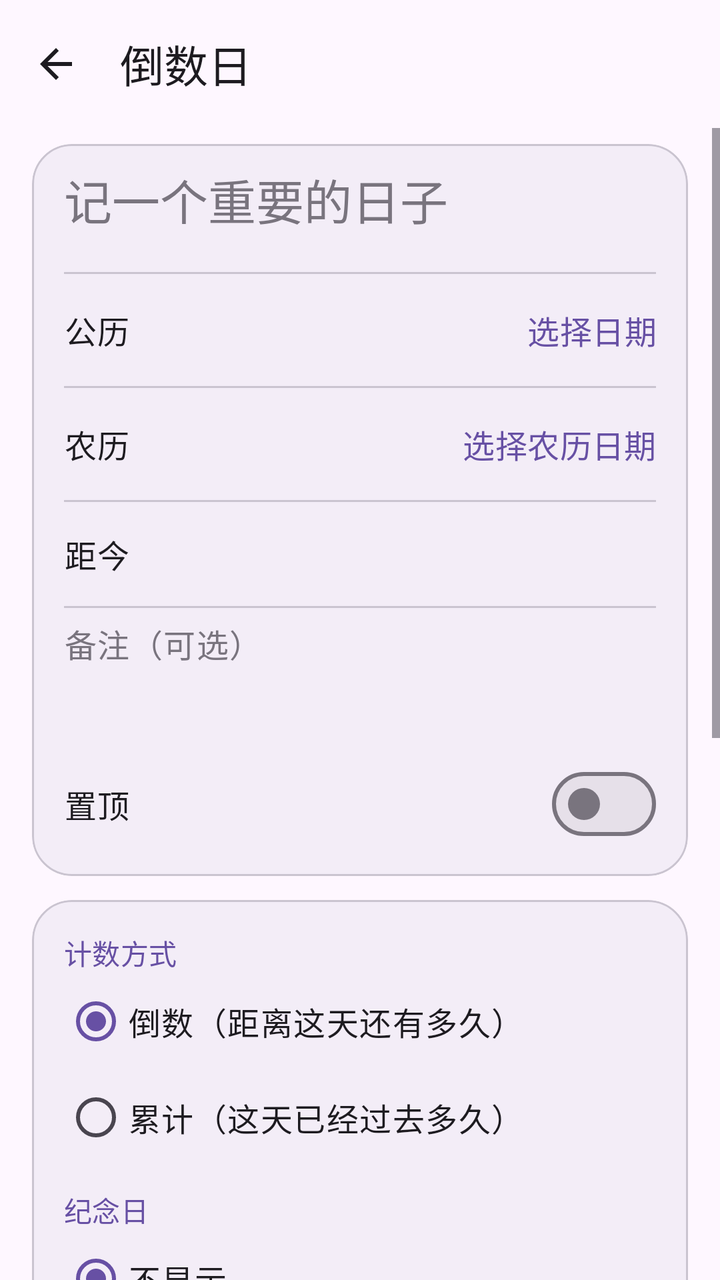
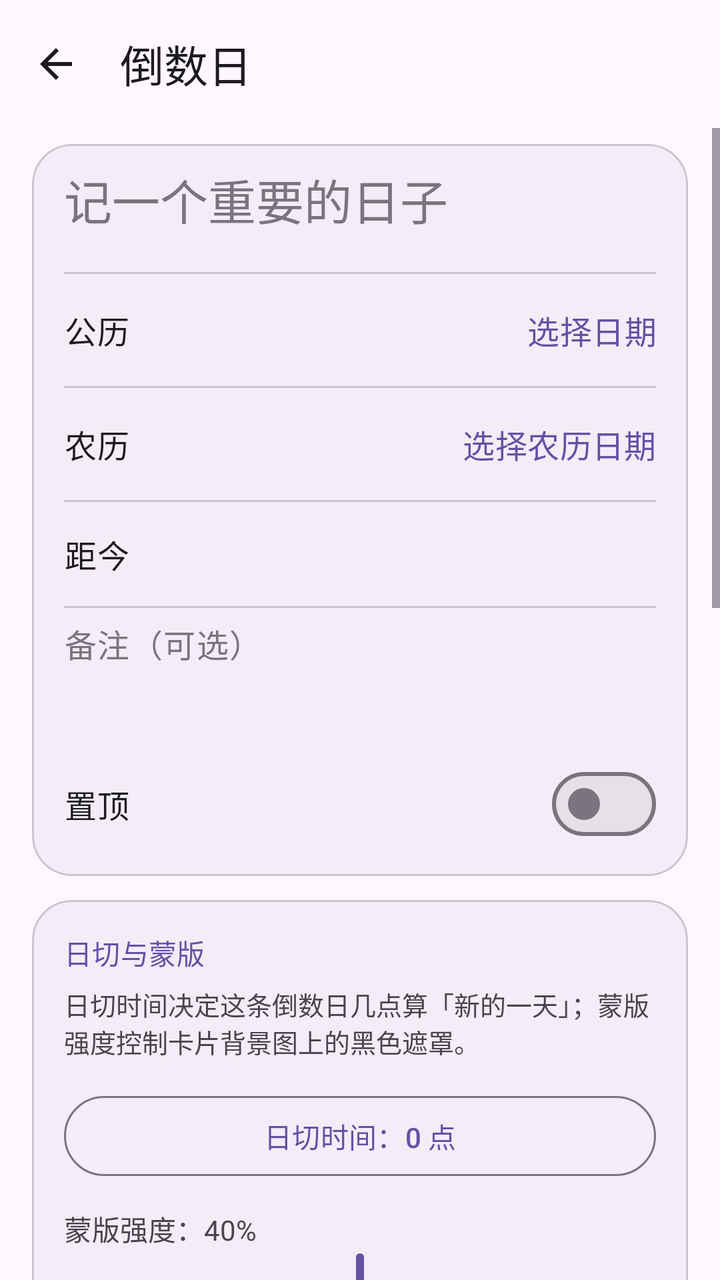

An Android layout rendered at two revisions. The XML below is the earlier revision; the diff shows what the commit changed to produce the second picture.
<!-- AndroidManifest.xml: application theme Theme.Notebook -->
<!-- res/layout/activity_countdown_edit.xml -->
<?xml version="1.0" encoding="utf-8"?>
<FrameLayout xmlns:android="http://schemas.android.com/apk/res/android"
    xmlns:app="http://schemas.android.com/apk/res-auto"
    android:id="@+id/root"
    android:layout_width="match_parent"
    android:layout_height="match_parent">

    <LinearLayout
        android:layout_width="match_parent"
        android:layout_height="match_parent"
        android:orientation="vertical">

        <com.google.android.material.appbar.MaterialToolbar
            android:id="@+id/toolbar"
            android:layout_width="match_parent"
            android:layout_height="?attr/actionBarSize"
            android:background="@android:color/transparent"
            app:navigationIcon="?attr/homeAsUpIndicator"
            app:navigationIconTint="?attr/colorOnSurface"
            app:title="倒数日"
            app:titleTextColor="?attr/colorOnSurface" />

        <ScrollView
            android:layout_width="match_parent"
            android:layout_height="0dp"
            android:layout_weight="1"
            android:clipToPadding="false"
            android:fillViewport="true">

            <LinearLayout
                android:id="@+id/content"
                android:layout_width="match_parent"
                android:layout_height="wrap_content"
                android:orientation="vertical"
                android:paddingStart="16dp"
                android:paddingTop="4dp"
                android:paddingEnd="16dp"
                android:paddingBottom="32dp">

                
                <com.google.android.material.card.MaterialCardView
                    android:id="@+id/card_basic"
                    android:layout_width="match_parent"
                    android:layout_height="wrap_content"
                    android:layout_marginTop="4dp"
                    app:cardBackgroundColor="?attr/colorSurfaceContainer"
                    app:cardCornerRadius="20dp"
                    app:cardElevation="0dp">

                    <LinearLayout
                        android:layout_width="match_parent"
                        android:layout_height="wrap_content"
                        android:orientation="vertical"
                        android:paddingStart="16dp"
                        android:paddingTop="10dp"
                        android:paddingEnd="16dp"
                        android:paddingBottom="6dp">

                        <EditText
                            android:id="@+id/et_title"
                            android:layout_width="match_parent"
                            android:layout_height="wrap_content"
                            android:background="@null"
                            android:gravity="top|start"
                            android:hint="记一个重要的日子"
                            android:inputType="textCapSentences"
                            android:maxLines="2"
                            android:minHeight="48dp"
                            android:textAppearance="?attr/textAppearanceHeadlineSmall"
                            android:textColor="?attr/colorOnSurface"
                            android:textColorHint="?attr/colorOutline"
                            android:importantForAutofill="no" />

                        <View
                            android:layout_width="match_parent"
                            android:layout_height="1dp"
                            android:layout_marginTop="6dp"
                            android:layout_marginBottom="2dp"
                            android:background="?attr/colorOutlineVariant" />

                        <LinearLayout
                            android:id="@+id/row_date"
                            android:layout_width="match_parent"
                            android:layout_height="wrap_content"
                            android:background="?attr/selectableItemBackground"
                            android:gravity="center_vertical"
                            android:minHeight="52dp"
                            android:orientation="horizontal">
                            <TextView
                                android:layout_width="0dp"
                                android:layout_height="wrap_content"
                                android:layout_weight="1"
                                android:text="公历"
                                android:textAppearance="?attr/textAppearanceBodyLarge"
                                android:textColor="?attr/colorOnSurface" />
                            <TextView
                                android:id="@+id/tv_date"
                                android:layout_width="wrap_content"
                                android:layout_height="wrap_content"
                                android:gravity="end"
                                android:maxLines="1"
                                android:text="选择日期"
                                android:textAppearance="?attr/textAppearanceTitleMedium"
                                android:textColor="?attr/colorPrimary" />
                        </LinearLayout>

                        <View
                            android:layout_width="match_parent"
                            android:layout_height="1dp"
                            android:layout_marginTop="2dp"
                            android:layout_marginBottom="2dp"
                            android:background="?attr/colorOutlineVariant" />

                        <LinearLayout
                            android:id="@+id/row_lunar"
                            android:layout_width="match_parent"
                            android:layout_height="wrap_content"
                            android:background="?attr/selectableItemBackground"
                            android:gravity="center_vertical"
                            android:minHeight="52dp"
                            android:orientation="horizontal">
                            <TextView
                                android:layout_width="0dp"
                                android:layout_height="wrap_content"
                                android:layout_weight="1"
                                android:text="农历"
                                android:textAppearance="?attr/textAppearanceBodyLarge"
                                android:textColor="?attr/colorOnSurface" />
                            <TextView
                                android:id="@+id/tv_lunar"
                                android:layout_width="wrap_content"
                                android:layout_height="wrap_content"
                                android:gravity="end"
                                android:maxLines="1"
                                android:text="选择农历日期"
                                android:textAppearance="?attr/textAppearanceTitleMedium"
                                android:textColor="?attr/colorPrimary" />
                        </LinearLayout>

                        <View
                            android:layout_width="match_parent"
                            android:layout_height="1dp"
                            android:layout_marginTop="2dp"
                            android:layout_marginBottom="2dp"
                            android:background="?attr/colorOutlineVariant" />

                        <LinearLayout
                            android:id="@+id/row_days"
                            android:layout_width="match_parent"
                            android:layout_height="wrap_content"
                            android:gravity="center_vertical"
                            android:minHeight="48dp"
                            android:orientation="horizontal">
                            <TextView
                                android:layout_width="0dp"
                                android:layout_height="wrap_content"
                                android:layout_weight="1"
                                android:text="距今"
                                android:textAppearance="?attr/textAppearanceBodyLarge"
                                android:textColor="?attr/colorOnSurface" />
                            <TextView
                                android:id="@+id/tv_elapsed"
                                android:layout_width="wrap_content"
                                android:layout_height="wrap_content"
                                android:gravity="end"
                                android:maxLines="1"
                                android:textAppearance="?attr/textAppearanceTitleMedium"
                                android:textColor="?attr/colorOnSurfaceVariant" />
                        </LinearLayout>

                        <View
                            android:layout_width="match_parent"
                            android:layout_height="1dp"
                            android:layout_marginTop="2dp"
                            android:layout_marginBottom="6dp"
                            android:background="?attr/colorOutlineVariant" />

                        <EditText
                            android:id="@+id/et_note"
                            android:layout_width="match_parent"
                            android:layout_height="wrap_content"
                            android:background="@null"
                            android:gravity="top|start"
                            android:hint="备注（可选）"
                            android:inputType="textCapSentences|textMultiLine"
                            android:maxLines="4"
                            android:minHeight="60dp"
                            android:textAppearance="?attr/textAppearanceBodyLarge"
                            android:textColor="?attr/colorOnSurface"
                            android:textColorHint="?attr/colorOutline"
                            android:importantForAutofill="no" />

                        <com.google.android.material.materialswitch.MaterialSwitch
                            android:id="@+id/sw_pinned"
                            android:layout_width="match_parent"
                            android:layout_height="wrap_content"
                            android:layout_marginTop="8dp"
                            android:layout_marginBottom="6dp"
                            android:text="置顶"
                            android:textAppearance="?attr/textAppearanceBodyLarge" />
                    </LinearLayout>
                </com.google.android.material.card.MaterialCardView>

                
                <com.google.android.material.card.MaterialCardView
                    android:id="@+id/card_rule"
                    android:layout_width="match_parent"
                    android:layout_height="wrap_content"
                    android:layout_marginTop="12dp"
                    app:cardBackgroundColor="?attr/colorSurfaceContainer"
                    app:cardCornerRadius="20dp"
                    app:cardElevation="0dp">

                    <LinearLayout
                        android:layout_width="match_parent"
                        android:layout_height="wrap_content"
                        android:orientation="vertical"
                        android:paddingStart="16dp"
                        android:paddingTop="4dp"
                        android:paddingEnd="16dp"
                        android:paddingBottom="8dp">

                        <TextView
                            android:layout_width="match_parent"
                            android:layout_height="wrap_content"
                            android:layout_marginTop="12dp"
                            android:text="计数方式"
                            android:textAppearance="?attr/textAppearanceLabelLarge"
                            android:textColor="?attr/colorPrimary" />

                        <RadioGroup
                            android:id="@+id/rg_mode"
                            android:layout_width="match_parent"
                            android:layout_height="wrap_content"
                            android:orientation="vertical">
                            <com.google.android.material.radiobutton.MaterialRadioButton
                                android:id="@+id/rb_down"
                                android:layout_width="match_parent"
                                android:layout_height="wrap_content"
                                android:checked="true"
                                android:text="倒数（距离这天还有多久）"
                                android:textAppearance="?attr/textAppearanceBodyLarge" />
                            <com.google.android.material.radiobutton.MaterialRadioButton
                                android:id="@+id/rb_up"
                                android:layout_width="match_parent"
                                android:layout_height="wrap_content"
                                android:text="累计（这天已经过去多久）"
                                android:textAppearance="?attr/textAppearanceBodyLarge" />
                        </RadioGroup>

                        <TextView
                            android:id="@+id/label_anniv"
                            android:layout_width="match_parent"
                            android:layout_height="wrap_content"
                            android:layout_marginTop="12dp"
                            android:text="纪念日"
                            android:textAppearance="?attr/textAppearanceLabelLarge"
                            android:textColor="?attr/colorPrimary" />

                        <RadioGroup
                            android:id="@+id/rg_anniv"
                            android:layout_width="match_parent"
                            android:layout_height="wrap_content"
                            android:orientation="vertical">
                            <com.google.android.material.radiobutton.MaterialRadioButton
                                android:id="@+id/rb_anniv_none"
                                android:layout_width="match_parent"
                                android:layout_height="wrap_content"
                                android:checked="true"
                                android:text="不显示"
                                android:textAppearance="?attr/textAppearanceBodyLarge" />
                            <com.google.android.material.radiobutton.MaterialRadioButton
                                android:id="@+id/rb_anniv_days"
                                android:layout_width="match_parent"
                                android:layout_height="wrap_content"
                                android:text="按天数记（第 N 次）"
                                android:textAppearance="?attr/textAppearanceBodyLarge" />
                            <com.google.android.material.radiobutton.MaterialRadioButton
                                android:id="@+id/rb_anniv_calendar"
                                android:layout_width="match_parent"
                                android:layout_height="wrap_content"
                                android:text="按年月记（第 N 年 / 月 / 周）"
                                android:textAppearance="?attr/textAppearanceBodyLarge" />
                        </RadioGroup>

                        <LinearLayout
                            android:id="@+id/group_custom_days"
                            android:layout_width="match_parent"
                            android:layout_height="wrap_content"
                            android:gravity="center_vertical"
                            android:orientation="horizontal"
                            android:visibility="gone">
                            <TextView
                                android:layout_width="0dp"
                                android:layout_height="wrap_content"
                                android:layout_weight="1"
                                android:text="间隔天数"
                                android:textAppearance="?attr/textAppearanceBodyLarge"
                                android:textColor="?attr/colorOnSurface" />
                            <EditText
                                android:id="@+id/et_custom_days"
                                android:layout_width="96dp"
                                android:layout_height="wrap_content"
                                android:gravity="end"
                                android:hint="100"
                                android:inputType="number"
                                android:maxLength="5"
                                android:textAppearance="?attr/textAppearanceTitleMedium"
                                android:textColor="?attr/colorOnSurface"
                                android:textColorHint="?attr/colorOutline"
                                android:importantForAutofill="no" />
                        </LinearLayout>

                        <EditText
                            android:id="@+id/et_anniv_message"
                            android:layout_width="match_parent"
                            android:layout_height="wrap_content"
                            android:layout_marginTop="4dp"
                            android:hint="自定义文案（可选，留空自动生成）"
                            android:inputType="textCapSentences"
                            android:maxLines="2"
                            android:minHeight="48dp"
                            android:textAppearance="?attr/textAppearanceBodyMedium"
                            android:textColor="?attr/colorOnSurface"
                            android:textColorHint="?attr/colorOutline"
                            android:importantForAutofill="no" />

                        <TextView
                            android:id="@+id/label_repeat"
                            android:layout_width="match_parent"
                            android:layout_height="wrap_content"
                            android:layout_marginTop="12dp"
                            android:text="重复"
                            android:textAppearance="?attr/textAppearanceLabelLarge"
                            android:textColor="?attr/colorPrimary" />

                        <RadioGroup
                            android:id="@+id/rg_repeat"
                            android:layout_width="match_parent"
                            android:layout_height="wrap_content"
                            android:orientation="vertical">
                            <com.google.android.material.radiobutton.MaterialRadioButton
                                android:id="@+id/rb_repeat_none"
                                android:layout_width="match_parent"
                                android:layout_height="wrap_content"
                                android:checked="true"
                                android:text="不重复"
                                android:textAppearance="?attr/textAppearanceBodyLarge" />
                            <com.google.android.material.radiobutton.MaterialRadioButton
                                android:id="@+id/rb_repeat_yearly"
                                android:layout_width="match_parent"
                                android:layout_height="wrap_content"
                                android:text="每年"
                                android:textAppearance="?attr/textAppearanceBodyLarge" />
                            <com.google.android.material.radiobutton.MaterialRadioButton
                                android:id="@+id/rb_repeat_monthly"
                                android:layout_width="match_parent"
                                android:layout_height="wrap_content"
                                android:text="每月"
                                android:textAppearance="?attr/textAppearanceBodyLarge" />
                            <com.google.android.material.radiobutton.MaterialRadioButton
                                android:id="@+id/rb_repeat_weekly"
                                android:layout_width="match_parent"
                                android:layout_height="wrap_content"
                                android:text="每周"
                                android:textAppearance="?attr/textAppearanceBodyLarge" />
                        </RadioGroup>
                    </LinearLayout>
                </com.google.android.material.card.MaterialCardView>

                
                <com.google.android.material.card.MaterialCardView
                    android:id="@+id/card_bg"
                    android:layout_width="match_parent"
                    android:layout_height="wrap_content"
                    android:layout_marginTop="12dp"
                    app:cardBackgroundColor="?attr/colorSurfaceContainer"
                    app:cardCornerRadius="20dp"
                    app:cardElevation="0dp">

                    <LinearLayout
                        android:id="@+id/row_bg"
                        android:layout_width="match_parent"
                        android:layout_height="wrap_content"
                        android:background="?attr/selectableItemBackground"
                        android:gravity="center_vertical"
                        android:minHeight="64dp"
                        android:orientation="horizontal"
                        android:paddingStart="16dp"
                        android:paddingEnd="16dp">
                        <TextView
                            android:layout_width="0dp"
                            android:layout_height="wrap_content"
                            android:layout_weight="1"
                            android:text="背景图片"
                            android:textAppearance="?attr/textAppearanceBodyLarge"
                            android:textColor="?attr/colorOnSurface" />
                        <ImageView
                            android:id="@+id/iv_bg_preview"
                            android:layout_width="44dp"
                            android:layout_height="44dp"
                            android:layout_marginEnd="8dp"
                            android:background="?attr/colorSurfaceVariant"
                            android:contentDescription="背景预览"
                            android:scaleType="centerCrop"
                            android:visibility="gone" />
                        <TextView
                            android:id="@+id/tv_bg_clear"
                            android:layout_width="wrap_content"
                            android:layout_height="wrap_content"
                            android:paddingStart="4dp"
                            android:paddingEnd="12dp"
                            android:text="移除"
                            android:textAppearance="?attr/textAppearanceBodyMedium"
                            android:textColor="?attr/colorOutline"
                            android:visibility="gone" />
                        <TextView
                            android:id="@+id/tv_bg_hint"
                            android:layout_width="wrap_content"
                            android:layout_height="wrap_content"
                            android:text="选择"
                            android:textAppearance="?attr/textAppearanceBodyMedium"
                            android:textColor="?attr/colorPrimary" />
                    </LinearLayout>
                </com.google.android.material.card.MaterialCardView>

                <TextView
                    android:id="@+id/tv_created"
                    android:layout_width="match_parent"
                    android:layout_height="wrap_content"
                    android:layout_marginTop="20dp"
                    android:gravity="center"
                    android:textAppearance="?attr/textAppearanceLabelMedium"
                    android:textColor="?attr/colorOutline"
                    android:visibility="gone" />
            </LinearLayout>
        </ScrollView>
    </LinearLayout>
</FrameLayout>
<!-- resources referenced by this layout -->
<resources>
  <style name="Theme.Notebook" parent="Theme.Material3.DayNight.NoActionBar">
          <item name="colorPrimary">@color/md_primary</item>
          <item name="colorOnPrimary">@color/md_on_primary</item>
          <item name="colorPrimaryContainer">@color/md_primary_container</item>
          <item name="colorOnPrimaryContainer">@color/md_on_primary_container</item>
          <item name="colorSecondary">@color/md_secondary</item>
          <item name="android:colorBackground">@color/md_surface</item>
          <item name="colorSurface">@color/md_surface</item>
          <item name="colorSurfaceContainer">@color/md_surface_container</item>
          <item name="colorSurfaceContainerHigh">@color/md_surface_container_high</item>
          <item name="colorOnSurface">@color/md_on_surface</item>
          <item name="colorOnSurfaceVariant">@color/md_on_surface_variant</item>
          <item name="colorOutline">@color/md_outline</item>
          <item name="android:statusBarColor">@android:color/transparent</item>
          <item name="android:navigationBarColor">@android:color/transparent</item>
          <item name="android:windowLayoutInDisplayCutoutMode">shortEdges</item>
          <item name="android:windowDrawsSystemBarBackgrounds">true</item>
          <item name="android:windowLightStatusBar">true</item>
      </style>
  <color name="md_primary">#6750A4</color>
  <color name="md_on_primary">#FFFFFF</color>
  <color name="md_primary_container">#EADDFF</color>
  <color name="md_on_primary_container">#21005D</color>
  <color name="md_secondary">#625B71</color>
  <color name="md_surface">#FEF7FF</color>
  <color name="md_surface_container">#F3EDF7</color>
  <color name="md_surface_container_high">#ECE6F0</color>
  <color name="md_on_surface">#1D1B20</color>
  <color name="md_on_surface_variant">#49454F</color>
  <color name="md_outline">#79747E</color>
</resources>

<!-- the commit's change to res/layout/activity_countdown_edit.xml (unified diff, before → after) -->
@@ -201,6 +201,66 @@
                     </LinearLayout>
                 </com.google.android.material.card.MaterialCardView>
 
+                
+                <com.google.android.material.card.MaterialCardView
+                    android:id="@+id/card_mask"
+                    android:layout_width="match_parent"
+                    android:layout_height="wrap_content"
+                    android:layout_marginTop="12dp"
+                    app:cardBackgroundColor="?attr/colorSurfaceContainer"
+                    app:cardCornerRadius="20dp"
+                    app:cardElevation="0dp">
+                    <LinearLayout
+                        android:layout_width="match_parent"
+                        android:layout_height="wrap_content"
+                        android:orientation="vertical"
+                        android:paddingStart="16dp"
+                        android:paddingTop="4dp"
+                        android:paddingEnd="16dp"
+                        android:paddingBottom="12dp">
+                        <TextView
+                            android:layout_width="match_parent"
+                            android:layout_height="wrap_content"
+                            android:layout_marginTop="12dp"
+                            android:text="日切与蒙版"
+                            android:textAppearance="?attr/textAppearanceLabelLarge"
+                            android:textColor="?attr/colorPrimary" />
+                        <TextView
+                            android:layout_width="match_parent"
+                            android:layout_height="wrap_content"
+                            android:layout_marginTop="6dp"
+                            android:text="日切时间决定这条倒数日几点算「新的一天」；蒙版强度控制卡片背景图上的黑色遮罩。"
+                            android:textSize="13sp" />
+                        <com.google.android.material.button.MaterialButton
+                            android:id="@+id/btn_day_start_edit"
+                            style="@style/Widget.Material3.Button.OutlinedButton"
+                            android:layout_width="match_parent"
+                            android:layout_height="wrap_content"
+                            android:layout_marginTop="14dp"
+                            android:text="日切时间：0 点" />
+                        <TextView
+                            android:id="@+id/tv_mask_label_edit"
+                            android:layout_width="match_parent"
+                            android:layout_height="wrap_content"
+                            android:layout_marginTop="12dp"
+                            android:text="蒙版强度：40%"
+                            android:textSize="14sp" />
+                        <com.google.android.material.slider.Slider
+                            android:id="@+id/slider_mask_edit"
+                            android:layout_width="match_parent"
+                            android:layout_height="wrap_content"
+                            android:stepSize="5"
+                            android:value="40"
+                            android:valueFrom="0"
+                            android:valueTo="80" />
+                        <com.google.android.material.button.MaterialButton
+                            android:id="@+id/btn_reset_global_edit"
+                            style="@style/Widget.Material3.Button.TextButton"
+                            android:layout_width="match_parent"
+                            android:layout_height="wrap_content"
+                            android:text="恢复为全局设置" />
+                    </LinearLayout>
+                </com.google.android.material.card.MaterialCardView>
                 
                 <com.google.android.material.card.MaterialCardView
                     android:id="@+id/card_rule"
